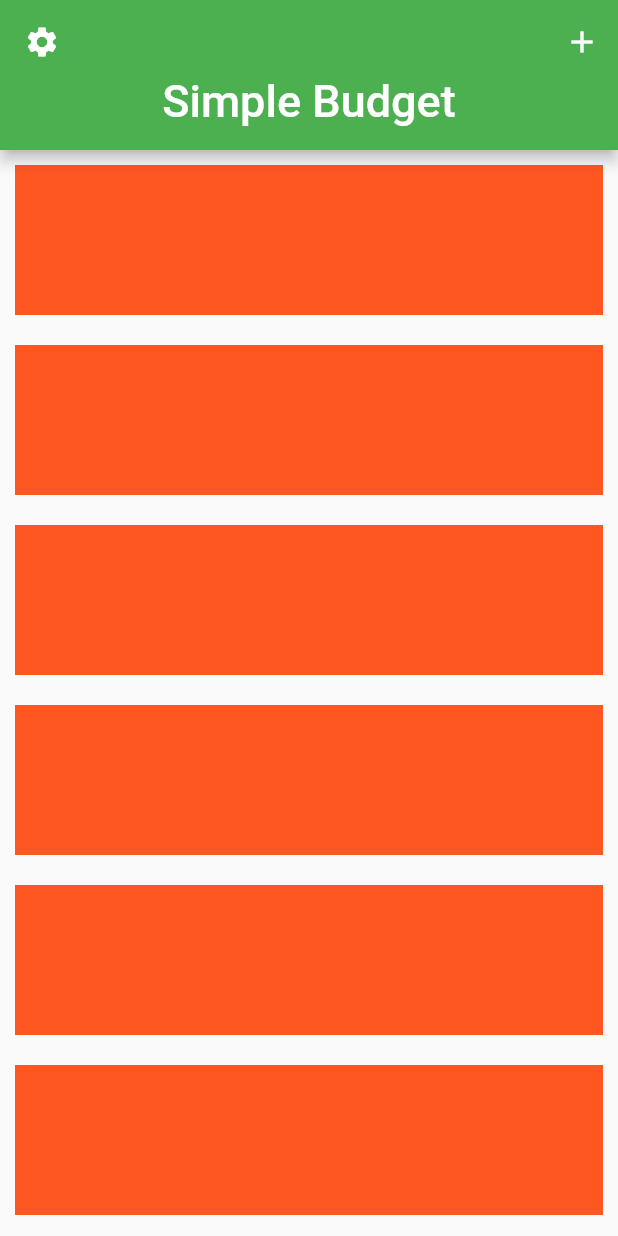
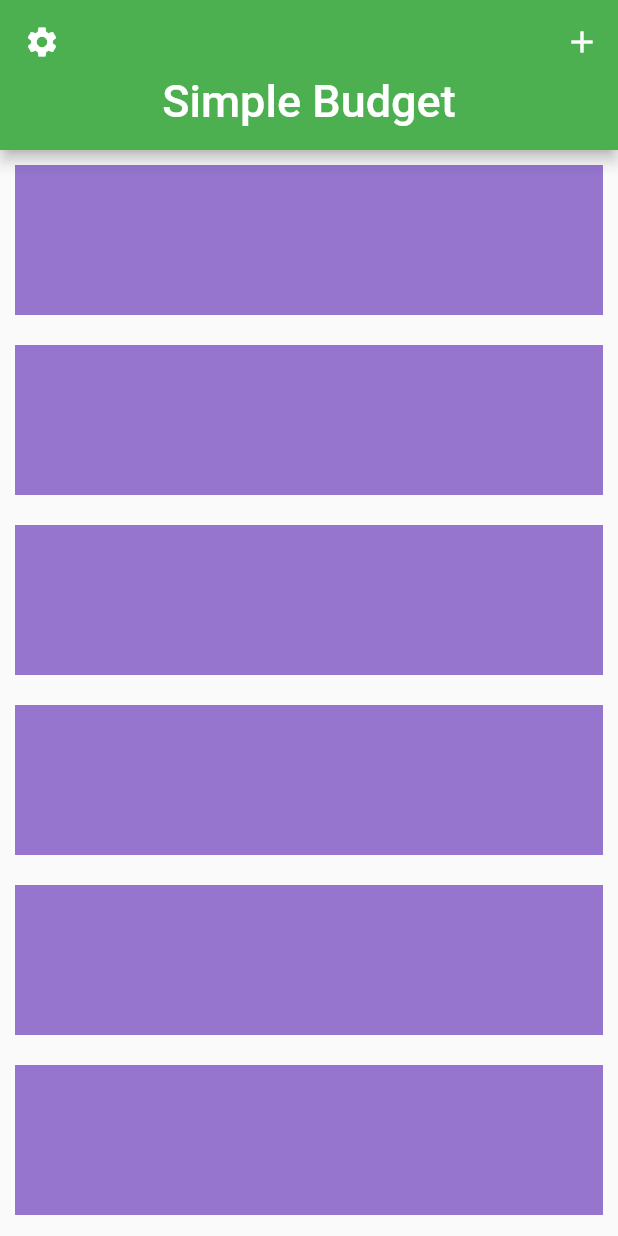
Before and after one commit to ShakriyaPanday/budget_app_ui, a Flutter app: the screen it shows after launch, on a phone screen of 412 x 824 dp. Run offline on Flutter 3.47's test engine with Material 2 defaults, Android fonts, the phone set to English and light mode, and no system bars.

```diff
--- a/lib/screens/home_screens.dart
+++ b/lib/screens/home_screens.dart
@@ -32,14 +32,16 @@ class _HomeScreenState extends State<HomeScreen> {
             ],
           ),
           SliverList(
-            delegate:
-                SliverChildBuilderDelegate(((BuildContext context, int index) {
-              return Container(
-                margin: const EdgeInsets.all(10),
-                height: 100.0,
-                color: Colors.deepOrange,
-              );
-            }), childCount: 10),
+            delegate: SliverChildBuilderDelegate(
+              ((BuildContext context, int index) {
+                return Container(
+                  height: 100.0,
+                  margin: const EdgeInsets.all(10.0),
+                  color: Colors.deepPurple[300],
+                );
+              }),
+              childCount: 10,
+            ),
           ),
           const SliverFillRemaining(
             child: Center(child: Text("Budget app")),
```
